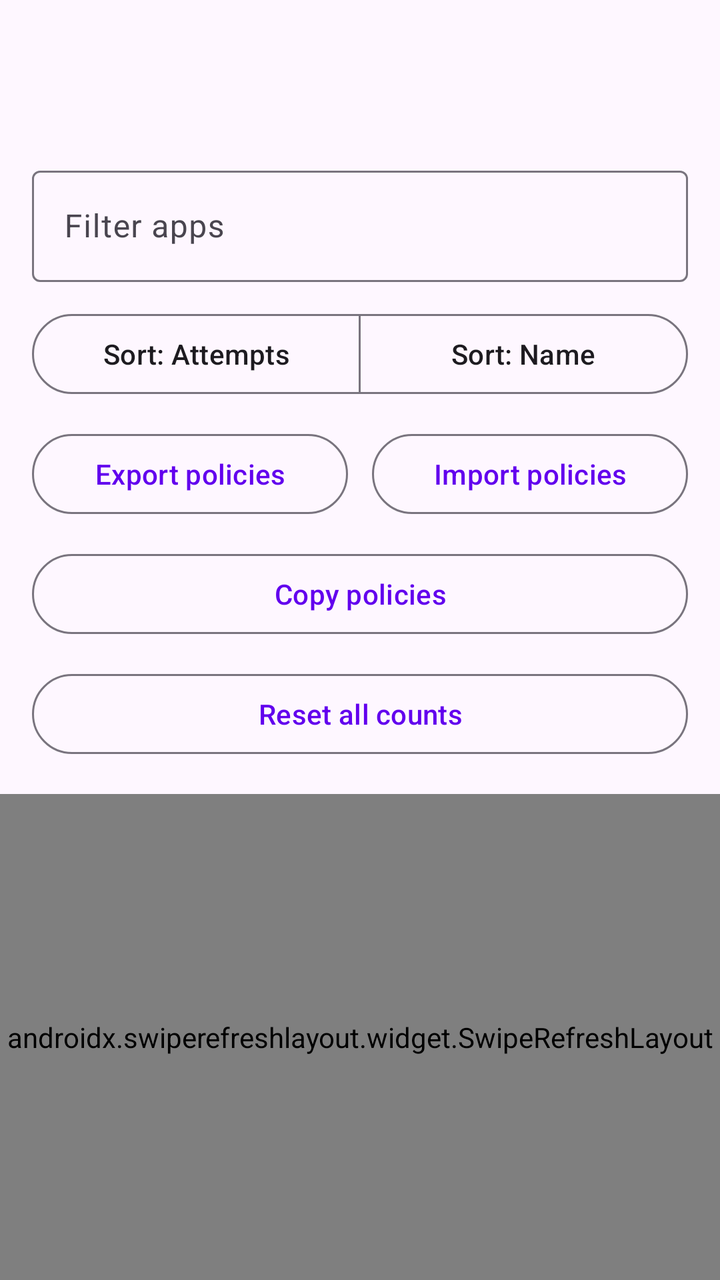
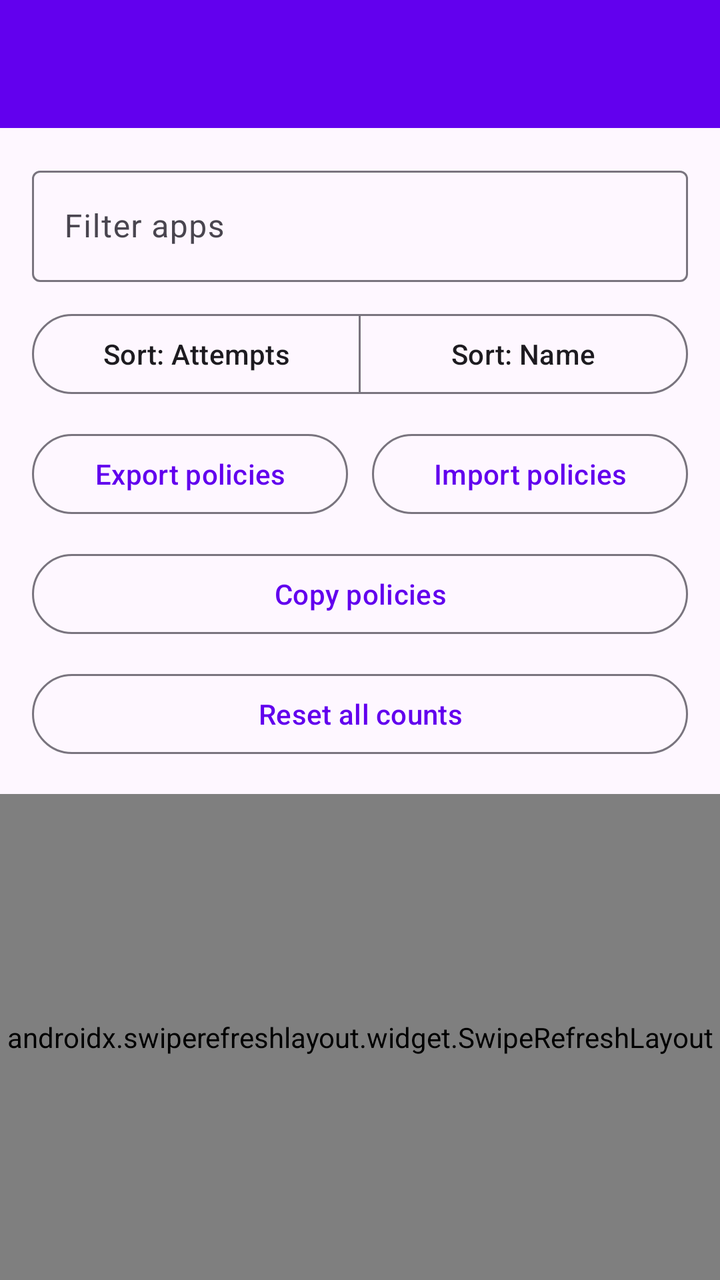

Before-and-after screenshots of an Android layout around one commit, followed by the original layout XML and the change that was made.
<!-- AndroidManifest.xml: application theme Theme.BlockStoreLinks -->
<!-- res/layout/activity_main.xml -->
<?xml version="1.0" encoding="utf-8"?>
<androidx.constraintlayout.widget.ConstraintLayout xmlns:android="http://schemas.android.com/apk/res/android"
    xmlns:app="http://schemas.android.com/apk/res-auto"
    android:layout_width="match_parent"
    android:layout_height="match_parent">

    <com.google.android.material.appbar.MaterialToolbar
        android:id="@+id/toolbar"
        android:layout_width="0dp"
        android:layout_height="wrap_content"
        android:backgroundTint="@color/purple_500"
        android:title="@string/app_name"
        android:titleTextColor="@color/white"
        app:layout_constraintEnd_toEndOf="parent"
        app:layout_constraintStart_toStartOf="parent"
        app:layout_constraintTop_toTopOf="parent" />

    <LinearLayout
        android:id="@+id/filterRow"
        android:layout_width="0dp"
        android:layout_height="wrap_content"
        android:orientation="vertical"
        android:padding="16dp"
        app:layout_constraintEnd_toEndOf="parent"
        app:layout_constraintStart_toStartOf="parent"
        app:layout_constraintTop_toBottomOf="@id/toolbar">

        <com.google.android.material.textfield.TextInputLayout
            android:layout_width="match_parent"
            android:layout_height="wrap_content"
            android:hint="@string/filter_apps">

            <com.google.android.material.textfield.TextInputEditText
                android:id="@+id/filterInput"
                android:layout_width="match_parent"
                android:layout_height="wrap_content"
                android:inputType="text" />
        </com.google.android.material.textfield.TextInputLayout>

        <com.google.android.material.button.MaterialButtonToggleGroup
            android:id="@+id/sortToggle"
            android:layout_width="match_parent"
            android:layout_height="wrap_content"
            android:layout_marginTop="12dp"
            app:singleSelection="true">

            <com.google.android.material.button.MaterialButton
                android:id="@+id/sortAttempts"
                style="?attr/materialButtonOutlinedStyle"
                android:layout_width="0dp"
                android:layout_height="wrap_content"
                android:layout_weight="1"
                android:text="@string/sort_attempts" />

            <com.google.android.material.button.MaterialButton
                android:id="@+id/sortName"
                style="?attr/materialButtonOutlinedStyle"
                android:layout_width="0dp"
                android:layout_height="wrap_content"
                android:layout_weight="1"
                android:text="@string/sort_name" />
        </com.google.android.material.button.MaterialButtonToggleGroup>

        <LinearLayout
            android:layout_width="match_parent"
            android:layout_height="wrap_content"
            android:layout_marginTop="12dp"
            android:orientation="horizontal">

            <com.google.android.material.button.MaterialButton
                android:id="@+id/exportPolicies"
                style="?attr/materialButtonOutlinedStyle"
                android:layout_width="0dp"
                android:layout_height="wrap_content"
                android:layout_weight="1"
                android:text="@string/export_policies" />

            <com.google.android.material.button.MaterialButton
                android:id="@+id/importPolicies"
                style="?attr/materialButtonOutlinedStyle"
                android:layout_width="0dp"
                android:layout_height="wrap_content"
                android:layout_marginStart="12dp"
                android:layout_weight="1"
                android:text="@string/import_policies" />
        </LinearLayout>

        <com.google.android.material.button.MaterialButton
            android:id="@+id/copyPolicies"
            style="?attr/materialButtonOutlinedStyle"
            android:layout_width="match_parent"
            android:layout_height="wrap_content"
            android:layout_marginTop="12dp"
            android:text="@string/copy_policies" />

        <com.google.android.material.button.MaterialButton
            android:id="@+id/resetAllCounts"
            style="?attr/materialButtonOutlinedStyle"
            android:layout_width="match_parent"
            android:layout_height="wrap_content"
            android:layout_marginTop="12dp"
            android:text="@string/reset_all_attempts" />
    </LinearLayout>

    <androidx.swiperefreshlayout.widget.SwipeRefreshLayout
        android:id="@+id/swipeRefresh"
        android:layout_width="0dp"
        android:layout_height="0dp"
        app:layout_constraintBottom_toBottomOf="parent"
        app:layout_constraintEnd_toEndOf="parent"
        app:layout_constraintStart_toStartOf="parent"
        app:layout_constraintTop_toBottomOf="@id/filterRow">

        <FrameLayout
            android:layout_width="match_parent"
            android:layout_height="match_parent">

            <androidx.recyclerview.widget.RecyclerView
                android:id="@+id/appList"
                android:layout_width="match_parent"
                android:layout_height="match_parent"
                android:clipToPadding="false"
                android:padding="16dp" />

            <TextView
                android:id="@+id/emptyState"
                android:layout_width="match_parent"
                android:layout_height="match_parent"
                android:gravity="center"
                android:text="@string/no_attempts"
                android:visibility="gone" />
        </FrameLayout>
    </androidx.swiperefreshlayout.widget.SwipeRefreshLayout>
</androidx.constraintlayout.widget.ConstraintLayout>
<!-- resources referenced by this layout -->
<resources>
  <color name="purple_500">#FF6200EE</color>
  <color name="white">#FFFFFFFF</color>
  <string name="app_name">Block Store Links</string>
  <string name="copy_policies">Copy policies</string>
  <string name="export_policies">Export policies</string>
  <string name="filter_apps">Filter apps</string>
  <string name="import_policies">Import policies</string>
  <string name="no_attempts">No link attempts yet.</string>
  <string name="reset_all_attempts">Reset all counts</string>
  <string name="sort_attempts">Sort: Attempts</string>
  <string name="sort_name">Sort: Name</string>
  <style name="Theme.BlockStoreLinks" parent="Theme.Material3.Light.NoActionBar">
          <item name="colorPrimary">@color/purple_500</item>
          <item name="colorPrimaryVariant">@color/purple_700</item>
          <item name="colorOnPrimary">@color/white</item>
          <item name="colorSecondary">@color/teal_200</item>
          <item name="colorSecondaryVariant">@color/teal_700</item>
          <item name="android:statusBarColor" tools:targetApi="l">@color/purple_700</item>
      </style>
  <color name="purple_700">#FF3700B3</color>
  <color name="teal_200">#FF03DAC5</color>
  <color name="teal_700">#FF018786</color>
</resources>

<!-- the commit's change to res/layout/activity_main.xml (unified diff, before → after) -->
@@ -8,9 +8,9 @@
         android:id="@+id/toolbar"
         android:layout_width="0dp"
         android:layout_height="wrap_content"
-        android:backgroundTint="@color/purple_500"
+        android:background="@color/purple_500"
         android:title="@string/app_name"
-        android:titleTextColor="@color/white"
+        app:titleTextColor="@color/white"
         app:layout_constraintEnd_toEndOf="parent"
         app:layout_constraintStart_toStartOf="parent"
         app:layout_constraintTop_toTopOf="parent" />
